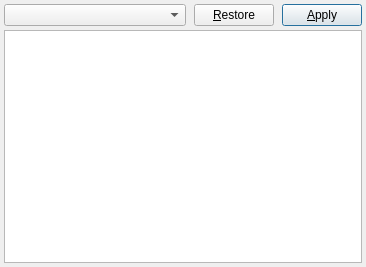
cgcostume/osghimmel, file apps/skybox/gui/glsleditor.ui: the form before one commit.
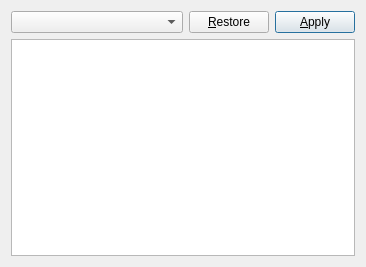
The form after the commit. Custom widgets are drawn as their Qt base class.

Commit message: Minor GUI Fixes. - Default Layout Spacings and Margins for all GUI elements (except log). - Fix collapsibledockwidget behavior when detached and collapsed, and on geometry and state restore. - Add geometry and state restore for GUI. - Datetimewidget adapted to upcoming time offset fix. - Settings format changed to INI.

The edit to the form file:
```diff
--- a/apps/skybox/gui/glsleditor.ui
+++ b/apps/skybox/gui/glsleditor.ui
@@ -14,15 +14,6 @@
    <string>GLSL-Editor</string>
   </property>
   <layout class="QGridLayout" name="gridLayout">
-   <property name="horizontalSpacing">
-    <number>8</number>
-   </property>
-   <property name="verticalSpacing">
-    <number>4</number>
-   </property>
-   <property name="margin">
-    <number>4</number>
-   </property>
    <item row="0" column="0">
     <widget class="QComboBox" name="shaderComboBox">
      <property name="sizePolicy">
```
The commit also changes 9 other files.
